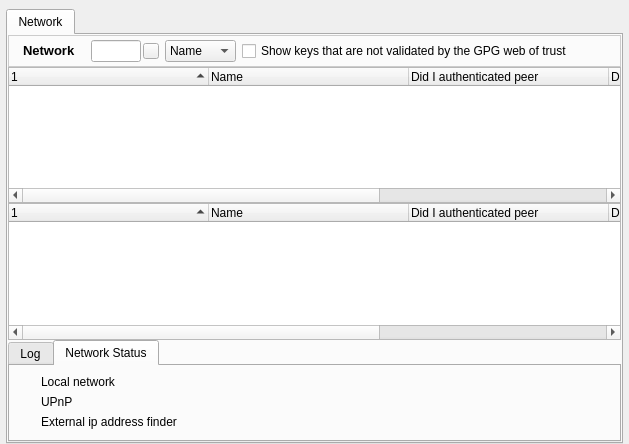
RetroShare/RetroShare, file retroshare-gui/src/gui/NetworkDialog.ui: the form before one commit.
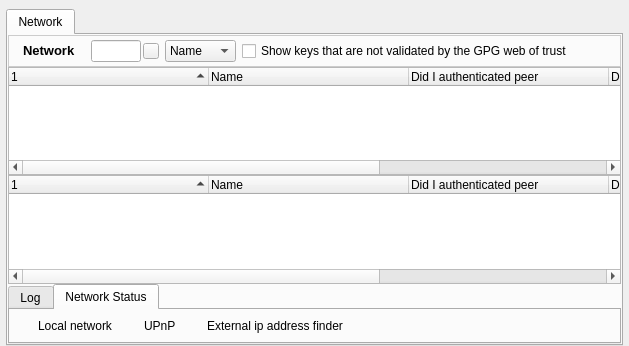
The form after the commit. Icons and pictures are not drawn.

Commit message: changed the space for tab in networkDialog

Diff of the .ui file:
```diff
--- a/retroshare-gui/src/gui/NetworkDialog.ui
+++ b/retroshare-gui/src/gui/NetworkDialog.ui
@@ -7,7 +7,7 @@
     <x>0</x>
     <y>0</y>
     <width>629</width>
-    <height>444</height>
+    <height>346</height>
    </rect>
   </property>
   <layout class="QGridLayout">
@@ -333,7 +333,7 @@
          <property name="maximumSize">
           <size>
            <width>16777215</width>
-           <height>142</height>
+           <height>60</height>
           </size>
          </property>
          <property name="tabPosition">
@@ -378,11 +378,15 @@
           <attribute name="title">
            <string>Network Status</string>
           </attribute>
+          <layout class="QGridLayout" name="gridLayout">
+           <item row="0" column="0">
           <layout class="QGridLayout">
-           <item row="1" column="0">
-            <layout class="QVBoxLayout" name="verticalLayout_2">
-             <item>
-              <layout class="QGridLayout">
+             <property name="leftMargin">
+              <number>6</number>
+             </property>
+             <property name="rightMargin">
+              <number>6</number>
+             </property>
                <item row="0" column="0">
                 <widget class="QLabel" name="iconlabel_netLimited">
                  <property name="maximumSize">
@@ -408,8 +412,14 @@
                </item>
               </layout>
              </item>
-             <item>
+           <item row="0" column="1">
               <layout class="QGridLayout">
+             <property name="leftMargin">
+              <number>6</number>
+             </property>
+             <property name="rightMargin">
+              <number>6</number>
+             </property>
                <item row="0" column="0">
                 <widget class="QLabel" name="iconlabel_upnp">
                  <property name="maximumSize">
@@ -435,8 +445,14 @@
                </item>
               </layout>
              </item>
-             <item>
+           <item row="0" column="2">
               <layout class="QGridLayout">
+             <property name="leftMargin">
+              <number>6</number>
+             </property>
+             <property name="rightMargin">
+              <number>6</number>
+             </property>
                <item row="0" column="0">
                 <widget class="QLabel" name="iconlabel_ext">
                  <property name="maximumSize">
@@ -462,17 +478,15 @@
                </item>
               </layout>
              </item>
-            </layout>
-           </item>
-           <item row="2" column="0">
-            <spacer name="verticalSpacer">
+           <item row="0" column="3">
+            <spacer name="horizontalSpacer">
              <property name="orientation">
-              <enum>Qt::Vertical</enum>
+              <enum>Qt::Horizontal</enum>
              </property>
              <property name="sizeHint" stdset="0">
               <size>
-               <width>20</width>
-               <height>40</height>
+               <width>250</width>
+               <height>13</height>
               </size>
              </property>
             </spacer>
```
Lines whose indentation alone changed are shown as unchanged.
